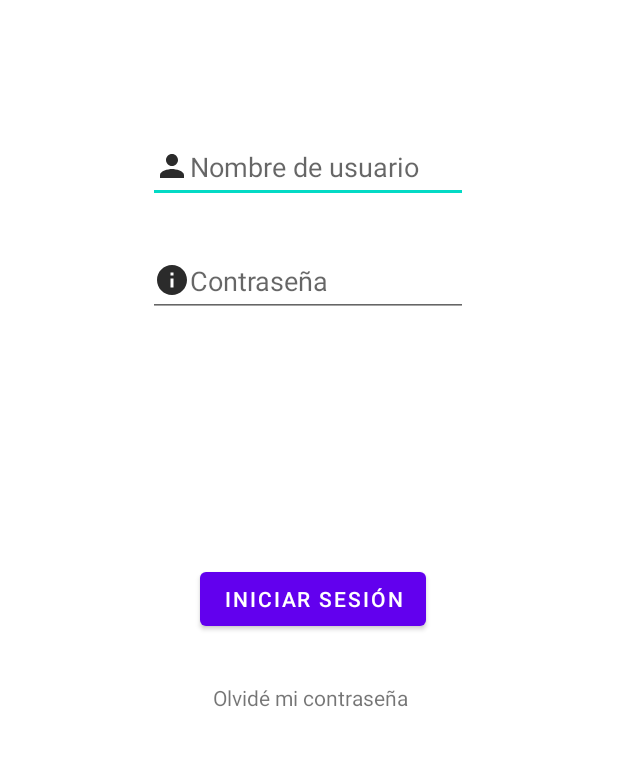
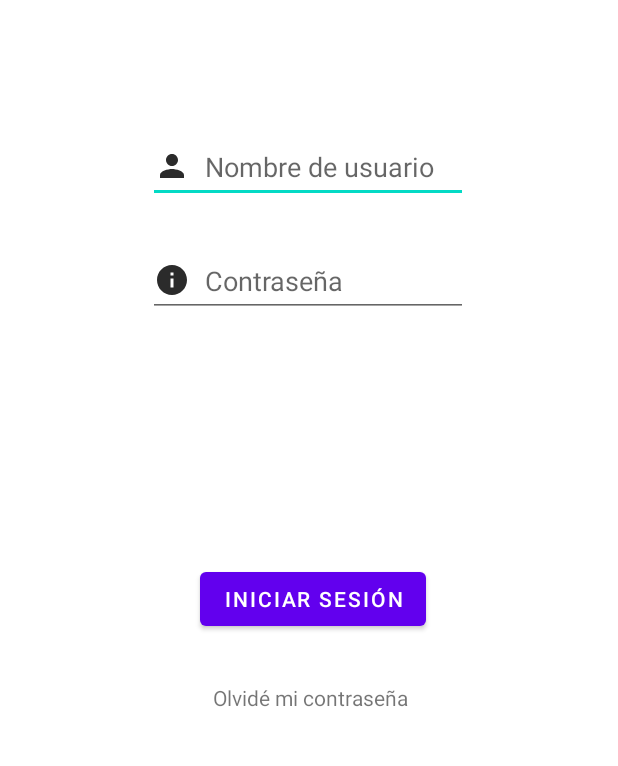
Before and after one commit to Emi-Ureta/Geek_for_Games, an Android app: the activity_login screen opened directly, with no data from a screen before it, on a phone screen of 412 x 824 dp, the part 307-1073 px from its top. Run offline under Robolectric (Android 15) with nearby library versions, the phone set to English and light mode, and no system bars.

Commit message:
padding drawables login

```diff
--- a/app/src/main/res/layout/activity_login.xml
+++ b/app/src/main/res/layout/activity_login.xml
@@ -25,14 +25,14 @@
         android:layout_height="wrap_content"
         android:layout_marginTop="236dp"
         android:layout_marginEnd="100dp"
+        android:drawableLeft="@drawable/ic_baseline_person_24"
+        android:drawablePadding="10dp"
         android:ems="10"
         android:hint="Nombre de usuario"
         android:inputType="textPersonName"
         android:minHeight="48dp"
         app:layout_constraintEnd_toEndOf="parent"
-        app:layout_constraintTop_toTopOf="parent"
-        android:drawableLeft="@drawable/ic_baseline_person_24"
-    />
+        app:layout_constraintTop_toTopOf="parent" />
 
     <EditText
         android:id="@+id/Edit_text_registro_contra"
@@ -40,14 +40,15 @@
         android:layout_height="wrap_content"
         android:layout_marginTop="312dp"
         android:layout_marginEnd="100dp"
+        android:drawableLeft="@drawable/ic_baseline_info_24"
+        android:drawablePadding="10dp"
         android:ems="10"
         android:hint="Contraseña"
         android:inputType="textPersonName"
         android:minHeight="48dp"
         android:password="true"
         app:layout_constraintEnd_toEndOf="parent"
-        app:layout_constraintTop_toTopOf="parent"
-        android:drawableLeft="@drawable/ic_baseline_info_24"/>
+        app:layout_constraintTop_toTopOf="parent" />
 
     <Button
         android:id="@+id/Button_registro_crear"
```
